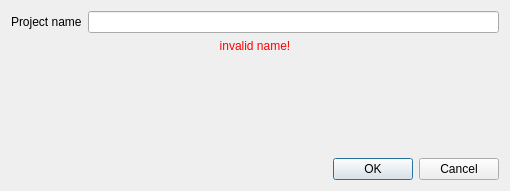
The window that newprojectdialog.ui (Joensw/RCAIT) describes before a commit, drawn with Qt 5.
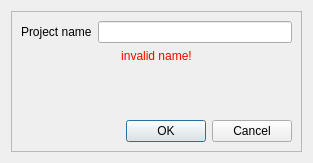
The same window after the commit.

Commit message: gave newproject dialog a outlined frame to look better over VNC.

The edit to the form file:
```diff
--- a/newprojectdialog.ui
+++ b/newprojectdialog.ui
@@ -6,15 +6,24 @@
    <rect>
     <x>0</x>
     <y>0</y>
-    <width>510</width>
-    <height>191</height>
+    <width>313</width>
+    <height>163</height>
    </rect>
   </property>
   <property name="windowTitle">
    <string>New Project</string>
   </property>
-  <layout class="QVBoxLayout" name="verticalLayout_2">
-   <item>
+  <layout class="QGridLayout" name="gridLayout_4">
+   <item row="0" column="0">
+    <widget class="QFrame" name="frame">
+     <property name="frameShape">
+      <enum>QFrame::StyledPanel</enum>
+     </property>
+     <property name="frameShadow">
+      <enum>QFrame::Raised</enum>
+     </property>
+     <layout class="QGridLayout" name="gridLayout_3">
+      <item row="0" column="0">
     <layout class="QVBoxLayout" name="verticalLayout">
      <item>
       <layout class="QGridLayout" name="gridLayout">
@@ -76,6 +85,9 @@
       </widget>
      </item>
     </layout>
+      </item>
+     </layout>
+    </widget>
    </item>
   </layout>
  </widget>
```
Lines whose indentation alone changed are shown as unchanged.
